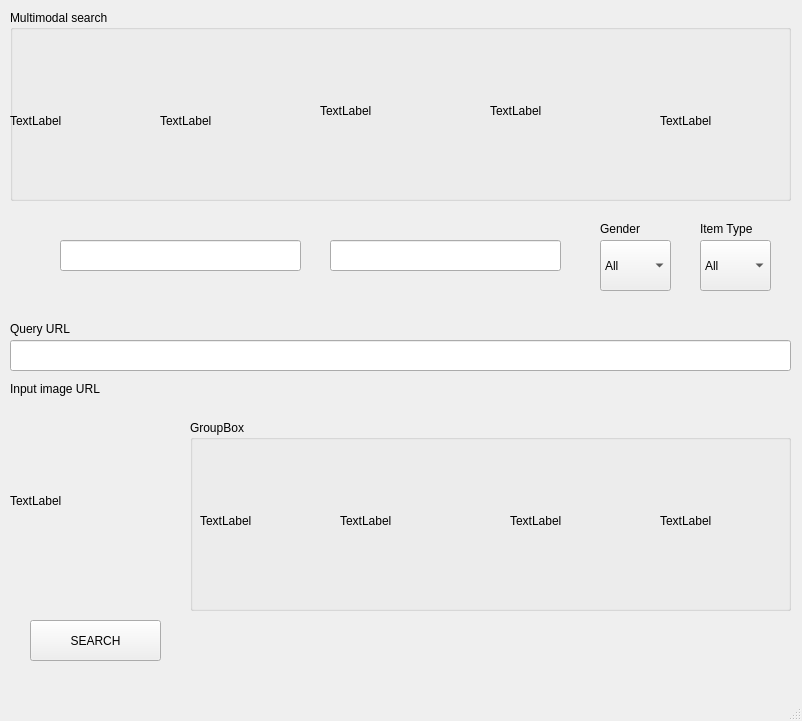
Above: nike-launchpad.ui from Leon047/Nike-demo-launchpad before the change. Below: the same form after it.
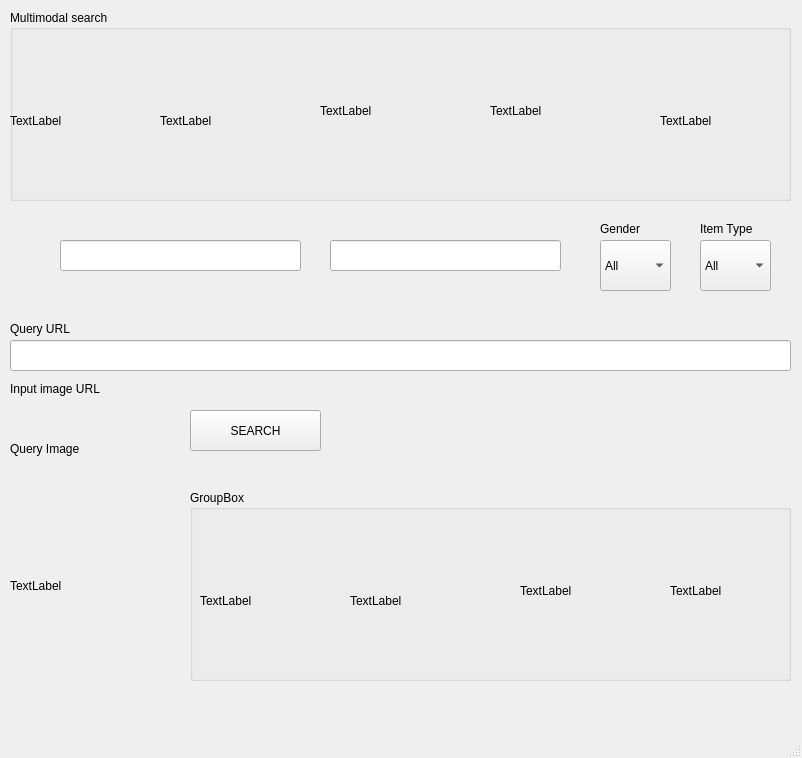
That is the form after the change.

```diff
--- a/nike-launchpad.ui
+++ b/nike-launchpad.ui
@@ -10,7 +10,7 @@
     <x>0</x>
     <y>0</y>
     <width>802</width>
-    <height>721</height>
+    <height>758</height>
    </rect>
   </property>
   <property name="windowTitle">
@@ -20,8 +20,8 @@
    <widget class="QPushButton" name="pushButton">
     <property name="geometry">
      <rect>
-      <x>30</x>
-      <y>620</y>
+      <x>190</x>
+      <y>410</y>
       <width>131</width>
       <height>41</height>
      </rect>
@@ -197,7 +197,7 @@
     <property name="geometry">
      <rect>
       <x>190</x>
-      <y>420</y>
+      <y>490</y>
       <width>601</width>
       <height>191</height>
      </rect>
@@ -209,7 +209,7 @@
      <property name="geometry">
       <rect>
        <x>10</x>
-       <y>20</y>
+       <y>30</y>
        <width>121</width>
        <height>161</height>
       </rect>
@@ -221,8 +221,8 @@
     <widget class="QLabel" name="photo_8">
      <property name="geometry">
       <rect>
-       <x>150</x>
-       <y>20</y>
+       <x>160</x>
+       <y>30</y>
        <width>141</width>
        <height>161</height>
       </rect>
@@ -234,7 +234,7 @@
     <widget class="QLabel" name="photo_9">
      <property name="geometry">
       <rect>
-       <x>320</x>
+       <x>330</x>
        <y>20</y>
        <width>131</width>
        <height>161</height>
@@ -247,7 +247,7 @@
     <widget class="QLabel" name="photo_10">
      <property name="geometry">
       <rect>
-       <x>470</x>
+       <x>480</x>
        <y>20</y>
        <width>121</width>
        <height>161</height>
@@ -262,9 +262,9 @@
     <property name="geometry">
      <rect>
       <x>10</x>
-      <y>410</y>
+      <y>470</y>
       <width>171</width>
-      <height>181</height>
+      <height>231</height>
      </rect>
     </property>
     <property name="text">
@@ -335,6 +335,19 @@
      <string>Input image URL</string>
     </property>
    </widget>
+   <widget class="QLabel" name="label_5">
+    <property name="geometry">
+     <rect>
+      <x>10</x>
+      <y>440</y>
+      <width>91</width>
+      <height>17</height>
+     </rect>
+    </property>
+    <property name="text">
+     <string>Query Image</string>
+    </property>
+   </widget>
   </widget>
   <widget class="QMenuBar" name="menubar">
    <property name="geometry">
```
